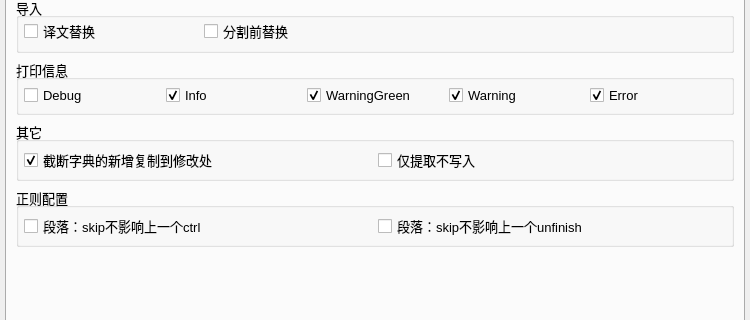
Above: main/ui_mainWindow.ui from satan53x/SExtractor before the change; both pictures show x 0 to 750 and y 236 to 556 of the 750 by 650 pixel window. Below: the same form after it.
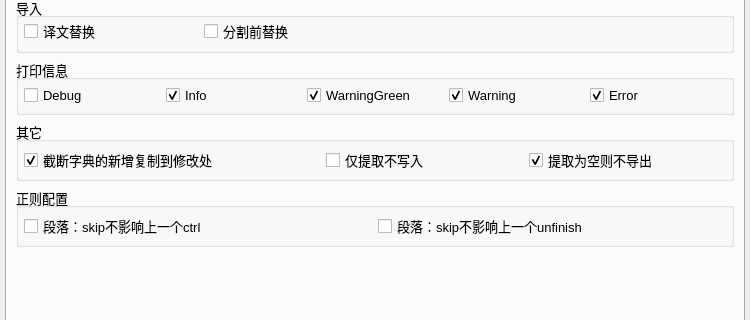
That is the form after the change. The open tabs and pages were chosen to show the change.

Commit message: 添加可选项：提取内容为空则不导出

What changed in the file:
```diff
--- a/main/ui_mainWindow.ui
+++ b/main/ui_mainWindow.ui
@@ -936,7 +936,7 @@
           <property name="title">
            <string>其它</string>
           </property>
-          <layout class="QHBoxLayout" name="horizontalLayout_25" stretch="1,1">
+          <layout class="QHBoxLayout" name="horizontalLayout_25" stretch="3,2,2">
            <property name="leftMargin">
             <number>5</number>
            </property>
@@ -966,6 +966,16 @@
              </property>
             </widget>
            </item>
+           <item>
+            <widget class="QCheckBox" name="ignoreEmptyFileCheck">
+             <property name="text">
+              <string>提取为空则不导出</string>
+             </property>
+             <property name="checked">
+              <bool>true</bool>
+             </property>
+            </widget>
+           </item>
           </layout>
          </widget>
         </item>
```
The commit also changes 4 other files.
